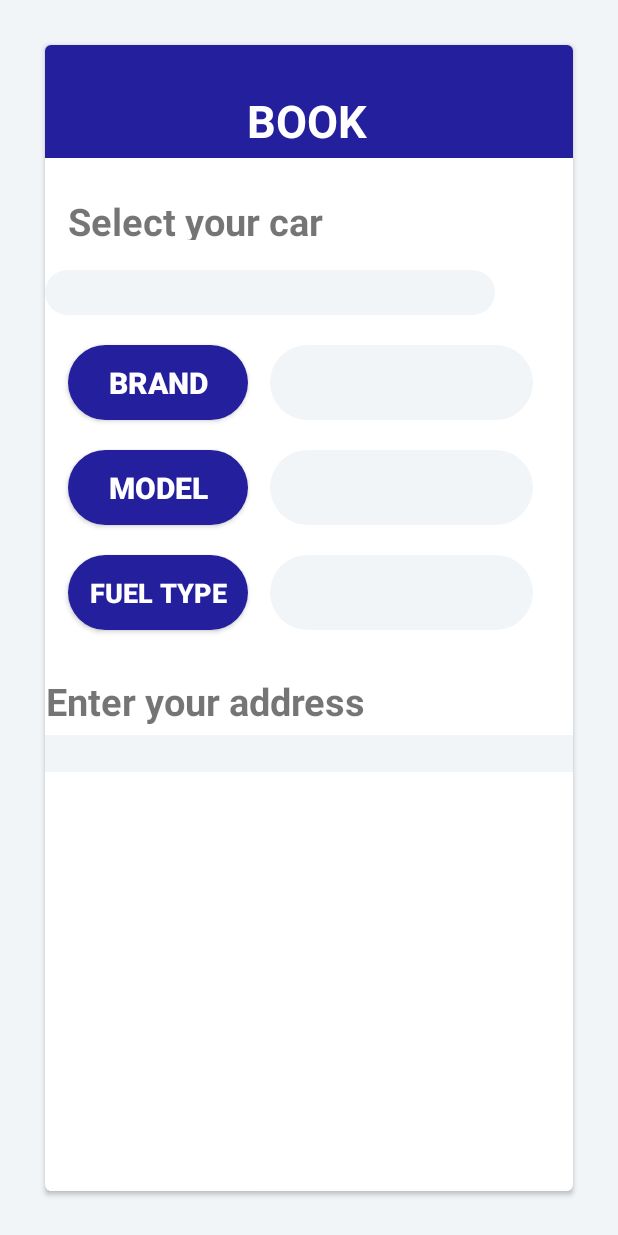
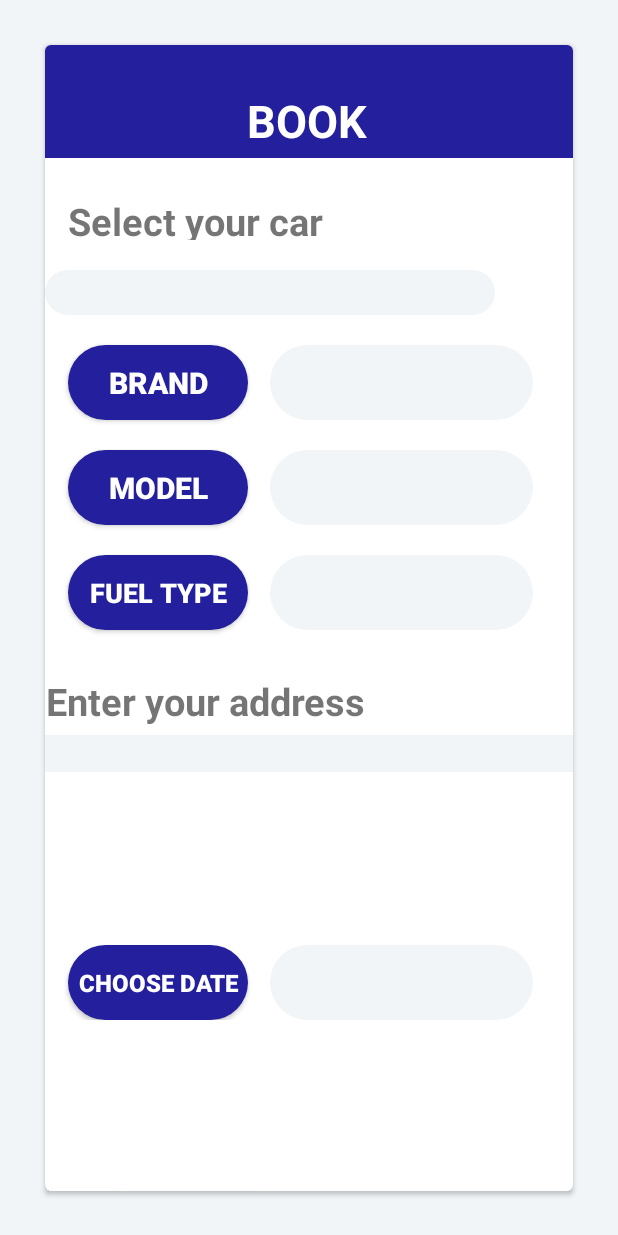
Before and after one commit to Darpan99/MECHANICO, an Android app: the Book_now screen opened directly, with no data from a screen before it, on a phone screen of 412 x 824 dp. Run offline under Robolectric (Android 15) with nearby library versions, the phone set to English and light mode, and no system bars; Roboto replaces fonts that are not available here.

Commit message:
vidhi committed

```diff
--- a/app/src/main/java/com/example/darpan/mechanico/Book_now.java
+++ b/app/src/main/java/com/example/darpan/mechanico/Book_now.java
@@ -1,28 +1,34 @@
 package com.example.darpan.mechanico;
 
+import android.app.DatePickerDialog;
 import android.content.DialogInterface;
+import android.support.v4.app.DialogFragment;
 import android.support.v7.app.AlertDialog;
 import android.support.v7.app.AppCompatActivity;
 import android.os.Bundle;
 import android.view.View;
 import android.widget.ArrayAdapter;
 import android.widget.Button;
+import android.widget.DatePicker;
 import android.widget.EditText;
 import android.widget.Spinner;
 import android.widget.TextView;
 import android.widget.Toast;
 
+import java.text.DateFormat;
 import java.util.ArrayList;
+import java.util.Calendar;
 
 
-
-public class Book_now extends AppCompatActivity {
+public class Book_now extends AppCompatActivity implements DatePickerDialog.OnDateSetListener  {
 
     Button car,model,type;
     TextView itemselected,itemselected1,itemselected2;
     String[] listItems,listhonda,listhyundai,listtype,listtoyota,listford,listvolkswagen;
     boolean[] checkedItems;
     ArrayList<Integer> mUserItems = new ArrayList<>();
+     Button datepicker;
+     TextView selecteddate;
 
 
     @Override
@@ -31,6 +37,10 @@ public class Book_now extends AppCompatActivity {
         setContentView(R.layout.activity_book_now);
         Spinner spinner1;
         getSupportActionBar().hide();
+
+
+
+
 
         spinner1= (Spinner)findViewById(R.id.spinner);
 
@@ -52,6 +62,18 @@ public class Book_now extends AppCompatActivity {
         listtype=getResources().getStringArray(R.array.fuel);
         listvolkswagen=getResources().getStringArray(R.array.Volkswagen);
         checkedItems = new boolean[listItems.length];
+        datepicker=(Button)findViewById(R.id.date);
+        datepicker.setOnClickListener(new View.OnClickListener() {
+            @Override
+            public void onClick(View v) {
+                DialogFragment datepick=new Datepickerfragment();
+                datepick.show(getSupportFragmentManager(),"");
+            }
+        });
+
+
+
+
 
         car.setOnClickListener(new View.OnClickListener() {
             @Override
@@ -97,7 +119,23 @@ public class Book_now extends AppCompatActivity {
 
 
 
+
+
     }
+
+    @Override
+    public void onDateSet(DatePicker view, int year, int month, int dayOfMonth) {
+
+        Calendar c=Calendar.getInstance();
+        c.set(Calendar.YEAR,year);
+        c.set(Calendar.MONTH,month);
+        c.set(Calendar.DAY_OF_MONTH,dayOfMonth);
+        String currentdate= DateFormat.getDateInstance(DateFormat.FULL).format(c.getTime());
+        selecteddate.setText(currentdate);
+
+
+    }
+
     public void modelname(View view)
     {
         if((itemselected.getText().toString()).equalsIgnoreCase("Honda"))
@@ -185,4 +223,10 @@ public class Book_now extends AppCompatActivity {
             Toast.makeText(this,"Nothing selected",Toast.LENGTH_LONG).show();
         }
     }
+
+
+
+
+
+
 }
--- a/app/src/main/java/com/example/darpan/mechanico/LOGIN.java
+++ b/app/src/main/java/com/example/darpan/mechanico/LOGIN.java
@@ -30,7 +30,7 @@ public class LOGIN extends AppCompatActivity {
         getSupportActionBar().hide();
         firebaseAuth = FirebaseAuth.getInstance();
         loginEmailId = findViewById(R.id.editText8);
-        logInpasswd = findViewById(R.id.editText9);
+        logInpasswd = findViewById(R.id.password);
         btnLogIn = findViewById(R.id.button3);
         signup = findViewById(R.id.TVSignIn);
         authStateListener = new FirebaseAuth.AuthStateListener() {
--- a/app/src/main/java/com/example/darpan/mechanico/REGISTRATION.java
+++ b/app/src/main/java/com/example/darpan/mechanico/REGISTRATION.java
@@ -86,9 +86,12 @@ public class REGISTRATION extends AppCompatActivity  {
                             }
                         }
                     });
-                } else {
+                }
+
+                else {
                     Toast.makeText(REGISTRATION.this, "Error", Toast.LENGTH_SHORT).show();
                 }
+
             }
         });
         signIn.setOnClickListener(new View.OnClickListener() {
--- a/app/src/main/res/layout/activity_book_now.xml
+++ b/app/src/main/res/layout/activity_book_now.xml
@@ -89,6 +89,28 @@
                 android:textSize="18dp"
                 android:textStyle="bold" />
 
+            <Button
+                android:id="@+id/date"
+                android:layout_width="120dp"
+                android:layout_height="50dp"
+                android:layout_centerHorizontal="false"
+                android:layout_marginLeft="15dp"
+                android:layout_marginTop="600dp"
+                android:background="@drawable/roundshapbtn"
+                android:text="Choose Date"
+                android:textColor="@color/white"
+                android:textSize="16dp"
+                android:textStyle="bold"/>
+
+            <EditText
+                android:id="@+id/dateset"
+                android:layout_width="175dp"
+                android:layout_height="50dp"
+                android:layout_marginLeft="150dp"
+                android:layout_marginTop="600dp"
+                android:background="@drawable/edittextstyle"
+                 />
+
             <EditText
                 android:id="@+id/cartext"
                 android:layout_width="175dp"
--- a/app/src/main/res/layout/activity_page3.xml
+++ b/app/src/main/res/layout/activity_page3.xml
@@ -18,6 +18,7 @@
         android:visibility="visible"
         android:weightSum="10"
         tools:context=".PAGE3">
+
 
 
         <RelativeLayout
```
Also changed, not shown: app/src/main/java/com/example/darpan/mechanico/Datepickerfragment.java (added, +24 -0 lines), app/src/main/res/layout/activity_login3.xml (+10 -12 lines).
